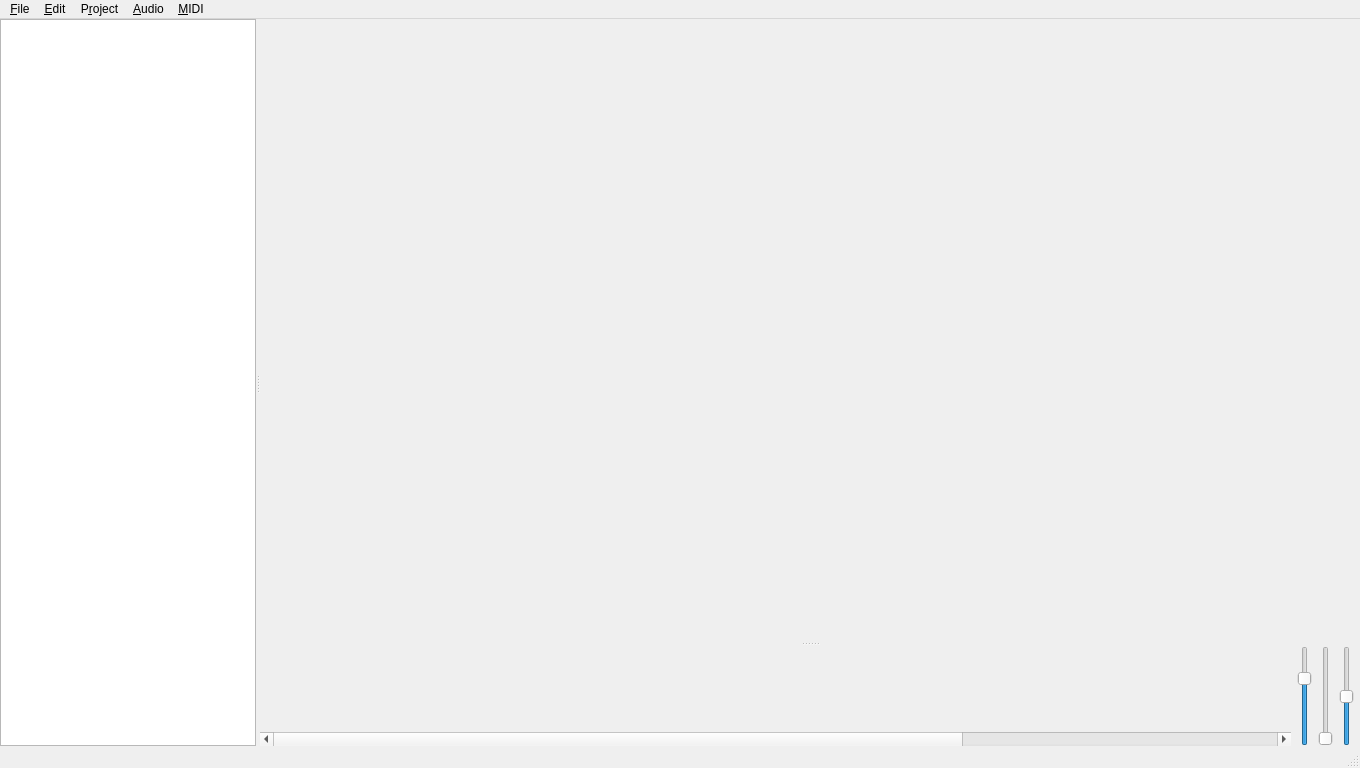
AxioDL/amuse, file Editor/MainWindow.ui: the form before one commit.
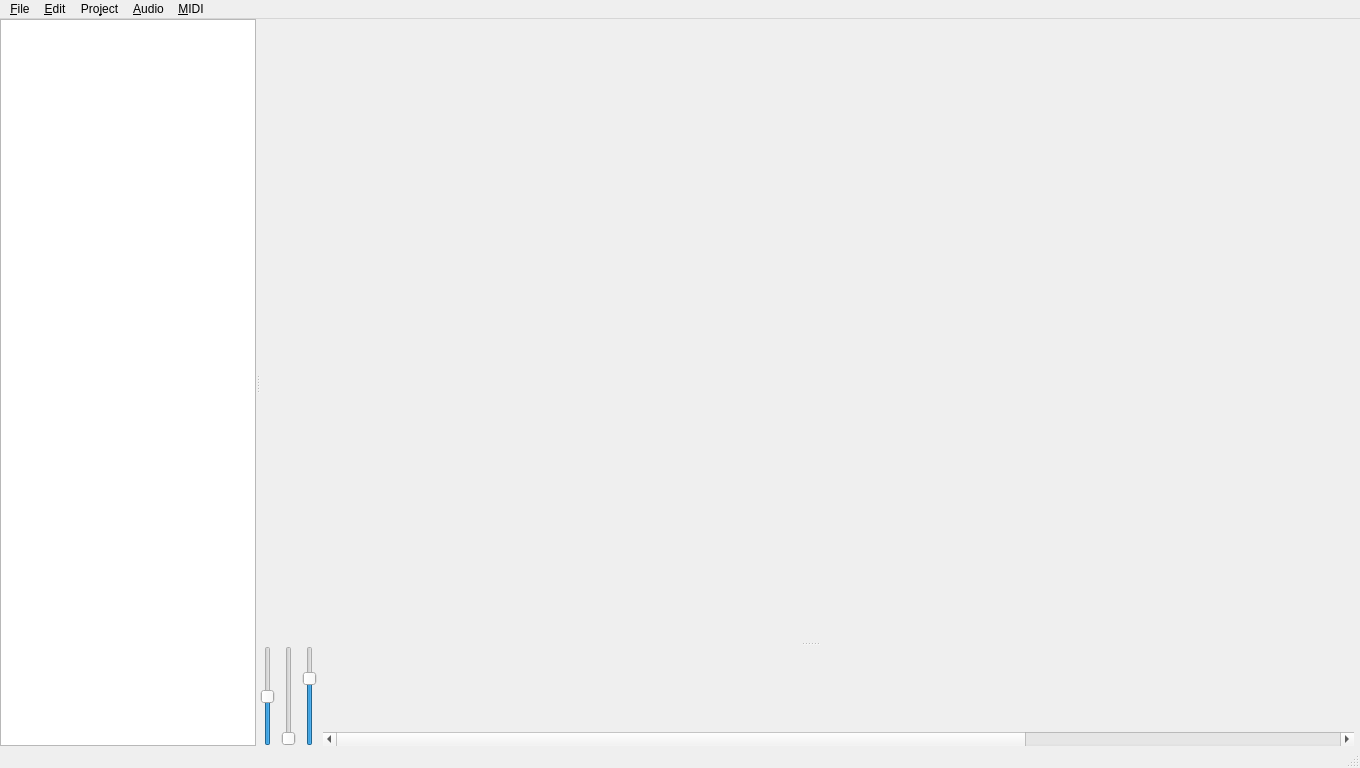
The form after the commit. Icons and pictures are not drawn. Custom widgets are drawn as their Qt base class.

```diff
--- a/Editor/MainWindow.ui
+++ b/Editor/MainWindow.ui
@@ -151,6 +151,78 @@
          <property name="bottomMargin">
           <number>0</number>
          </property>
+         <item>
+          <widget class="PitchSlider" name="pitchSlider">
+           <property name="sizePolicy">
+            <sizepolicy hsizetype="Fixed" vsizetype="Fixed">
+             <horstretch>0</horstretch>
+             <verstretch>0</verstretch>
+            </sizepolicy>
+           </property>
+           <property name="minimumSize">
+            <size>
+             <width>0</width>
+             <height>100</height>
+            </size>
+           </property>
+           <property name="minimum">
+            <number>-2048</number>
+           </property>
+           <property name="maximum">
+            <number>2048</number>
+           </property>
+           <property name="orientation">
+            <enum>Qt::Vertical</enum>
+           </property>
+          </widget>
+         </item>
+         <item>
+          <widget class="ModulationSlider" name="modulationSlider">
+           <property name="sizePolicy">
+            <sizepolicy hsizetype="Fixed" vsizetype="Fixed">
+             <horstretch>0</horstretch>
+             <verstretch>0</verstretch>
+            </sizepolicy>
+           </property>
+           <property name="minimumSize">
+            <size>
+             <width>0</width>
+             <height>100</height>
+            </size>
+           </property>
+           <property name="maximum">
+            <number>127</number>
+           </property>
+           <property name="orientation">
+            <enum>Qt::Vertical</enum>
+           </property>
+          </widget>
+         </item>
+         <item>
+          <widget class="VelocitySlider" name="velocitySlider">
+           <property name="sizePolicy">
+            <sizepolicy hsizetype="Fixed" vsizetype="Fixed">
+             <horstretch>0</horstretch>
+             <verstretch>0</verstretch>
+            </sizepolicy>
+           </property>
+           <property name="minimumSize">
+            <size>
+             <width>0</width>
+             <height>100</height>
+            </size>
+           </property>
+           <property name="maximum">
+            <number>127</number>
+           </property>
+           <property name="value">
+            <number>90</number>
+           </property>
+           <property name="orientation">
+            <enum>Qt::Vertical</enum>
+           </property>
+          </widget>
+         </item>
          <item>
           <widget class="QScrollArea" name="keyboardScrollArea">
            <property name="sizePolicy">
@@ -189,7 +261,7 @@
               <x>0</x>
               <y>0</y>
               <width>1501</width>
-              <height>85</height>
+              <height>80</height>
              </rect>
             </property>
             <property name="sizePolicy">
@@ -213,78 +285,6 @@
            </widget>
           </widget>
          </item>
-         <item>
-          <widget class="VelocitySlider" name="velocitySlider">
-           <property name="sizePolicy">
-            <sizepolicy hsizetype="Fixed" vsizetype="Fixed">
-             <horstretch>0</horstretch>
-             <verstretch>0</verstretch>
-            </sizepolicy>
-           </property>
-           <property name="minimumSize">
-            <size>
-             <width>0</width>
-             <height>100</height>
-            </size>
-           </property>
-           <property name="maximum">
-            <number>127</number>
-           </property>
-           <property name="value">
-            <number>90</number>
-           </property>
-           <property name="orientation">
-            <enum>Qt::Vertical</enum>
-           </property>
-          </widget>
-         </item>
-         <item>
-          <widget class="ModulationSlider" name="modulationSlider">
-           <property name="sizePolicy">
-            <sizepolicy hsizetype="Fixed" vsizetype="Fixed">
-             <horstretch>0</horstretch>
-             <verstretch>0</verstretch>
-            </sizepolicy>
-           </property>
-           <property name="minimumSize">
-            <size>
-             <width>0</width>
-             <height>100</height>
-            </size>
-           </property>
-           <property name="maximum">
-            <number>127</number>
-           </property>
-           <property name="orientation">
-            <enum>Qt::Vertical</enum>
-           </property>
-          </widget>
-         </item>
-         <item>
-          <widget class="PitchSlider" name="pitchSlider">
-           <property name="sizePolicy">
-            <sizepolicy hsizetype="Fixed" vsizetype="Fixed">
-             <horstretch>0</horstretch>
-             <verstretch>0</verstretch>
-            </sizepolicy>
-           </property>
-           <property name="minimumSize">
-            <size>
-             <width>0</width>
-             <height>100</height>
-            </size>
-           </property>
-           <property name="minimum">
-            <number>-2048</number>
-           </property>
-           <property name="maximum">
-            <number>2048</number>
-           </property>
-           <property name="orientation">
-            <enum>Qt::Vertical</enum>
-           </property>
-          </widget>
-         </item>
         </layout>
        </widget>
       </widget>
@@ -298,7 +298,7 @@
      <x>0</x>
      <y>0</y>
      <width>1360</width>
-     <height>27</height>
+     <height>34</height>
     </rect>
    </property>
    <widget class="QMenu" name="menuFile">
@@ -325,7 +325,7 @@
    </widget>
    <widget class="QMenu" name="menuProject">
     <property name="title">
-     <string>P&amp;roject</string>
+     <string>Pro&amp;ject</string>
     </property>
     <addaction name="actionNew_Subproject"/>
     <addaction name="separator"/>
```
Left out of the diff: 4 changed lines with no effect on the pictures.
